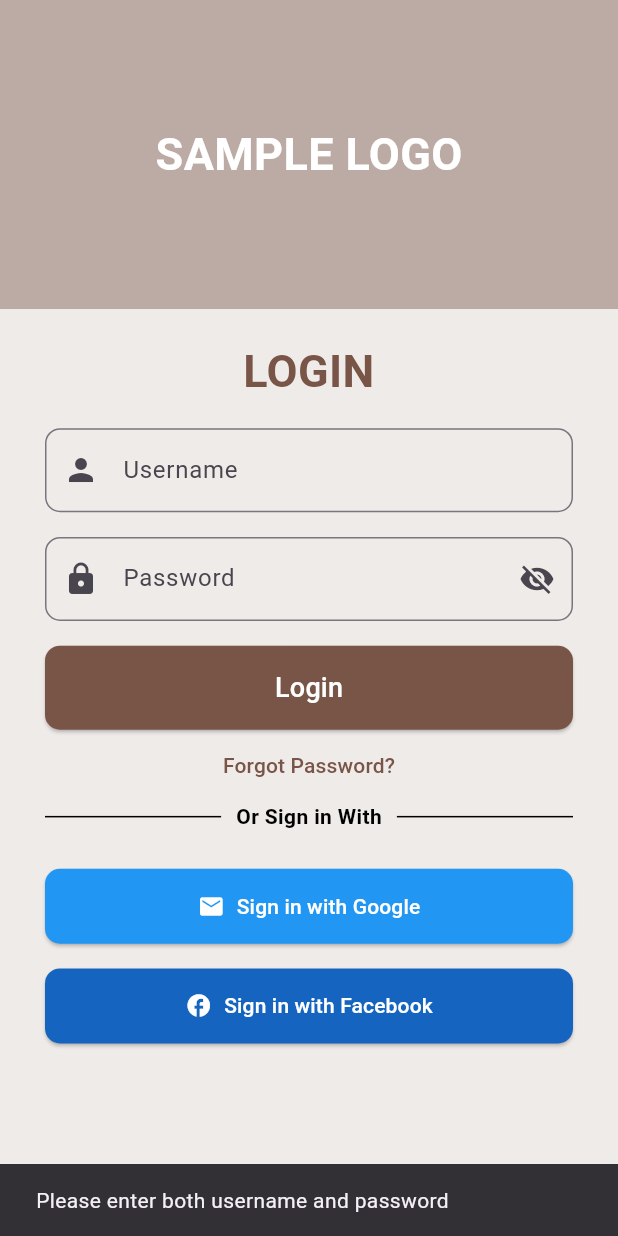
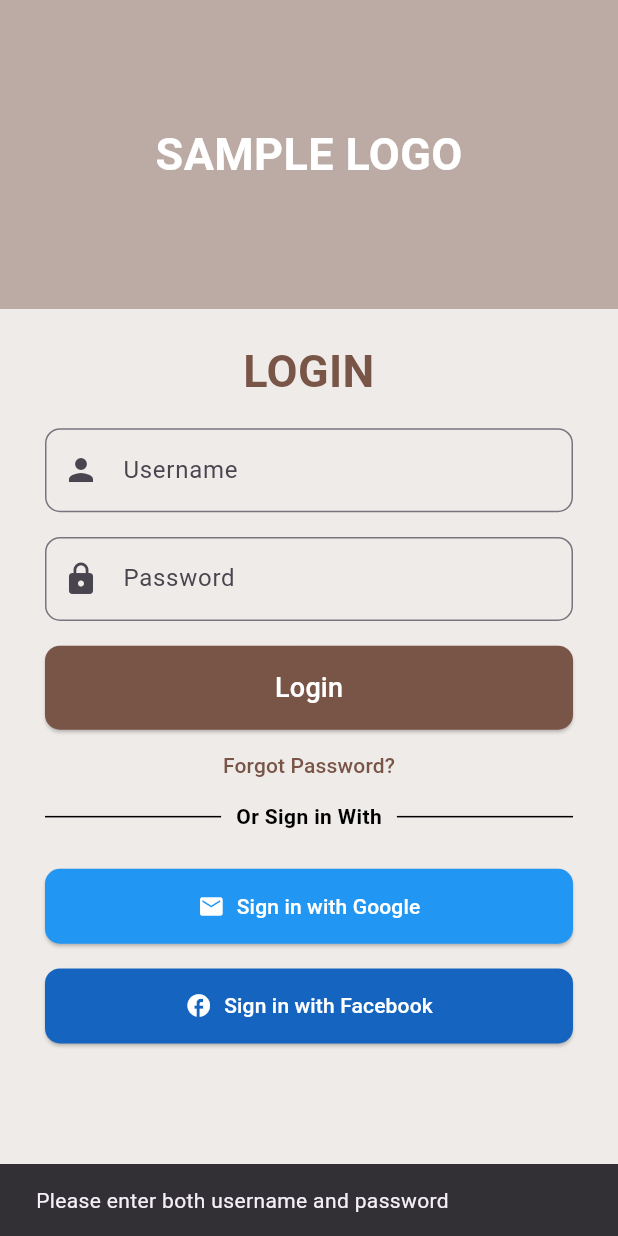
Before and after one commit to norvs024/hrweb-mobile-training-task, a Flutter app: the screen it shows after launch, after a tap on "Login", on a phone screen of 412 x 824 dp. Run offline on Flutter 3.47's test engine with Material 3 defaults, Android fonts, the phone set to English and light mode, and no system bars; our stand-ins replace shared_preferences.

```diff
--- a/lib/Components/custom_text_field.dart
+++ b/lib/Components/custom_text_field.dart
@@ -22,6 +22,19 @@ class CustomTextField extends StatefulWidget {
 
 class _CustomTextFieldState extends State<CustomTextField> {
   bool _isPasswordVisible = false; // Track visibility
+  bool _isFieldEmpty = true;
+
+   @override
+  void initState() {
+    super.initState();
+
+    // Add listener to the controller to monitor changes
+    widget.controller?.addListener(() {
+      setState(() {
+        _isFieldEmpty = widget.controller!.text.isEmpty;
+      });
+    });
+  }
 
   @override
   Widget build(BuildContext context) {
@@ -35,7 +48,7 @@ class _CustomTextFieldState extends State<CustomTextField> {
           borderRadius: BorderRadius.circular(10),
         ),
         prefixIcon: Icon(widget.prefixIcon),
-        suffixIcon: widget.isPassword
+        suffixIcon: widget.isPassword && !_isFieldEmpty
             ? IconButton(
                 icon: Icon(
                   _isPasswordVisible ? Icons.visibility : Icons.visibility_off,
--- a/lib/main.dart
+++ b/lib/main.dart
@@ -1,20 +1,22 @@
 import 'dart:async';
-
 import 'package:flutter/material.dart';
+import 'package:shared_preferences/shared_preferences.dart';
 import 'package:task/views/dashboard_screen.dart';
 import 'package:task/views/login_screen.dart';
-// import 'package:flutter/services.dart';
+
+const String _isLoggedInKey = 'is_logged_in';
 
 void main() {
-  FlutterError.onError = (FlutterErrorDetails details) {
-    print('Unhandled Flutter Error:');
-    print(details.exceptionAsString());
-    print(details.stack);
-  };
+  runZonedGuarded(() async {
+    WidgetsFlutterBinding.ensureInitialized(); // Ensure bindings are initialized in this zone.
 
-  runZonedGuarded(() {
-    runApp(const MyApp());
+    // Fetch the login state
+    SharedPreferences prefs = await SharedPreferences.getInstance();
+    bool isLoggedIn = prefs.getBool(_isLoggedInKey) ?? false;
+
+    runApp(MyApp(isLoggedIn: isLoggedIn)); // Run app in the same zone.
   }, (error, stackTrace) {
+    // Catch and log any unhandled errors.
     print('Unhandled Dart Error:');
     print(error);
     print(stackTrace);
@@ -22,18 +24,19 @@ void main() {
 }
 
 class MyApp extends StatelessWidget {
-  const MyApp({super.key});
+  final bool isLoggedIn;
+
+  const MyApp({required this.isLoggedIn, super.key});
 
   @override
   Widget build(BuildContext context) {
     return MaterialApp(
       debugShowCheckedModeBanner: false,
-      showPerformanceOverlay: false,
-      home: const LoginScreen(),
+      home: isLoggedIn ? const DashboardScreen() : const LoginScreen(),
       routes: {
         '/dashboard': (context) => const DashboardScreen(),
         '/login': (context) => const LoginScreen(),
-      }
+      },
     );
   }
 }
```
